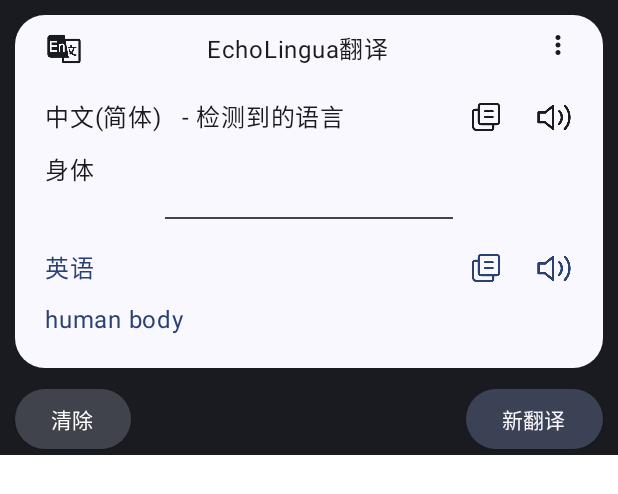
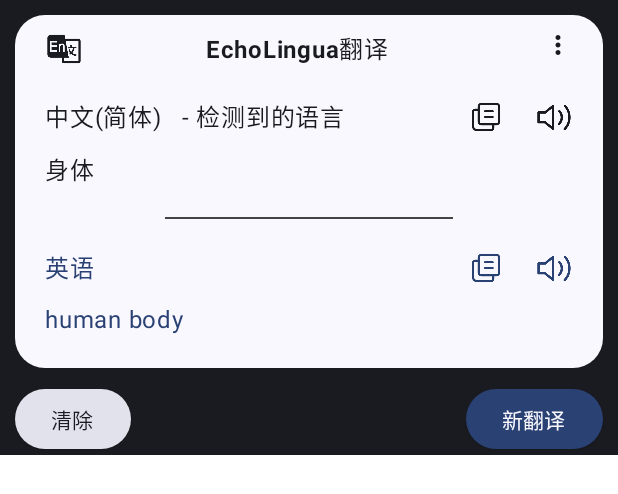
Before and after one commit to HXavier21/EchoLingua, an Android app built with Jetpack Compose: the @Preview function SecondTitlePreview, on a phone screen of 412 x 824 dp. Shown: the top 494 px of the screen. Run offline under Robolectric (Android 15) with nearby library versions, the phone set to English and light mode, and no system bars.

Commit message:
layout change

```diff
--- a/Android/app/src/main/java/com/example/echolingua/ui/page/QuickTranslatePage.kt
+++ b/Android/app/src/main/java/com/example/echolingua/ui/page/QuickTranslatePage.kt
@@ -30,7 +30,12 @@ import androidx.compose.ui.Modifier
 import androidx.compose.ui.draw.clip
 import androidx.compose.ui.graphics.Color
 import androidx.compose.ui.res.painterResource
+import androidx.compose.ui.text.AnnotatedString
+import androidx.compose.ui.text.SpanStyle
+import androidx.compose.ui.text.buildAnnotatedString
+import androidx.compose.ui.text.font.FontWeight
 import androidx.compose.ui.text.style.TextAlign
+import androidx.compose.ui.text.withStyle
 import androidx.compose.ui.tooling.preview.Preview
 import androidx.compose.ui.unit.dp
 import com.example.echolingua.R
@@ -67,9 +72,22 @@ fun QuickTranslatePage(state: Number, onClearClick:()->Unit={},onNewTranslateCli
                 )
                 Spacer(modifier = Modifier.weight(1f))
                 Text(
-                    text = "EchoLingua翻译",
-                    textAlign = TextAlign.Center,
-                    color =  MaterialTheme.colorScheme.onSurface,
+                    text = buildAnnotatedString {
+                        withStyle(
+                            style = SpanStyle(
+                                fontWeight = FontWeight.Bold
+                            )
+                        ){
+                            append("EchoLingua")
+                        }
+                        withStyle(
+                            style = SpanStyle(
+                            )
+                        ){
+                            append("翻译")
+                        }
+
+                    }
                 )
                 Spacer(modifier = Modifier.weight(1f))
                 Icon(
@@ -193,13 +211,14 @@ fun QuickTranslatePage(state: Number, onClearClick:()->Unit={},onNewTranslateCli
                     onClick = {
                       onClearClick()
                     },
-                    colors = ButtonDefaults.buttonColors(MaterialTheme.colorScheme.onSurfaceVariant),
+                    colors = ButtonDefaults.buttonColors(MaterialTheme.colorScheme.surfaceVariant),
                     modifier = Modifier
                         .padding(start = 10.dp)
                 )
                 {
                     Text(
-                        "清除"
+                        "清除",
+                                color =  MaterialTheme.colorScheme.onSurface
                     )
                 }
                 Spacer(modifier = Modifier.weight(1f))
@@ -207,7 +226,7 @@ fun QuickTranslatePage(state: Number, onClearClick:()->Unit={},onNewTranslateCli
                     onClick = {
                         onNewTranslateClick()
                     },
-                    colors = ButtonDefaults.buttonColors(MaterialTheme.colorScheme.secondary),
+                    colors = ButtonDefaults.buttonColors(MaterialTheme.colorScheme.surfaceTint),
                     modifier = Modifier
                         .padding(end = 10.dp)
                 )
```
